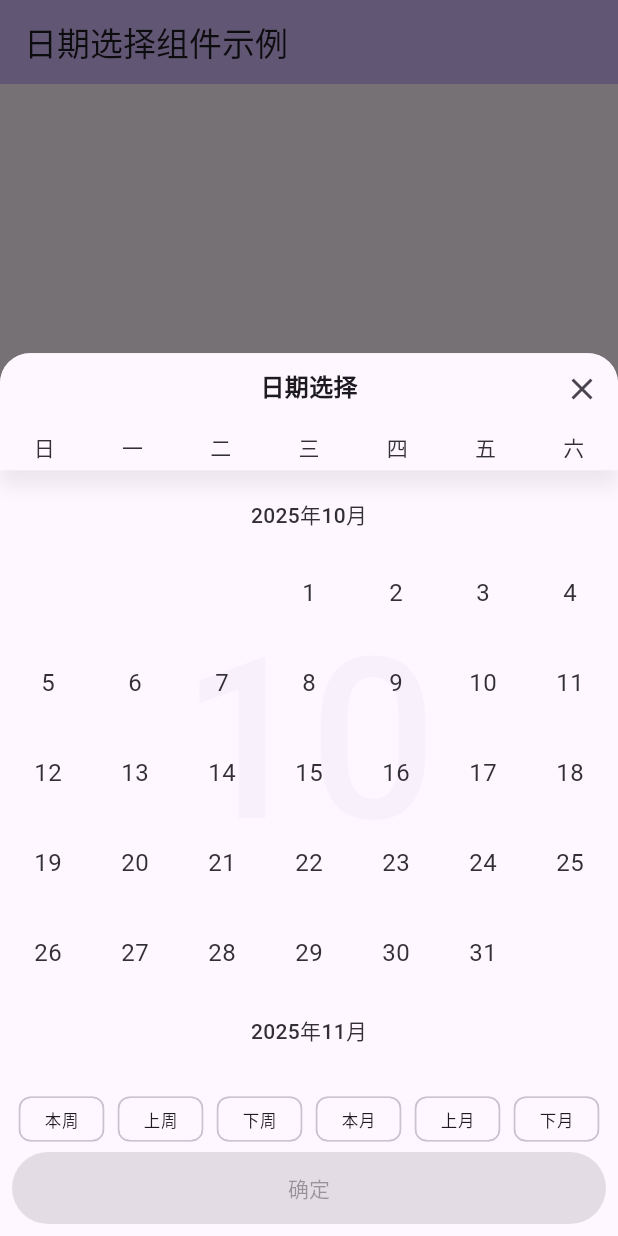
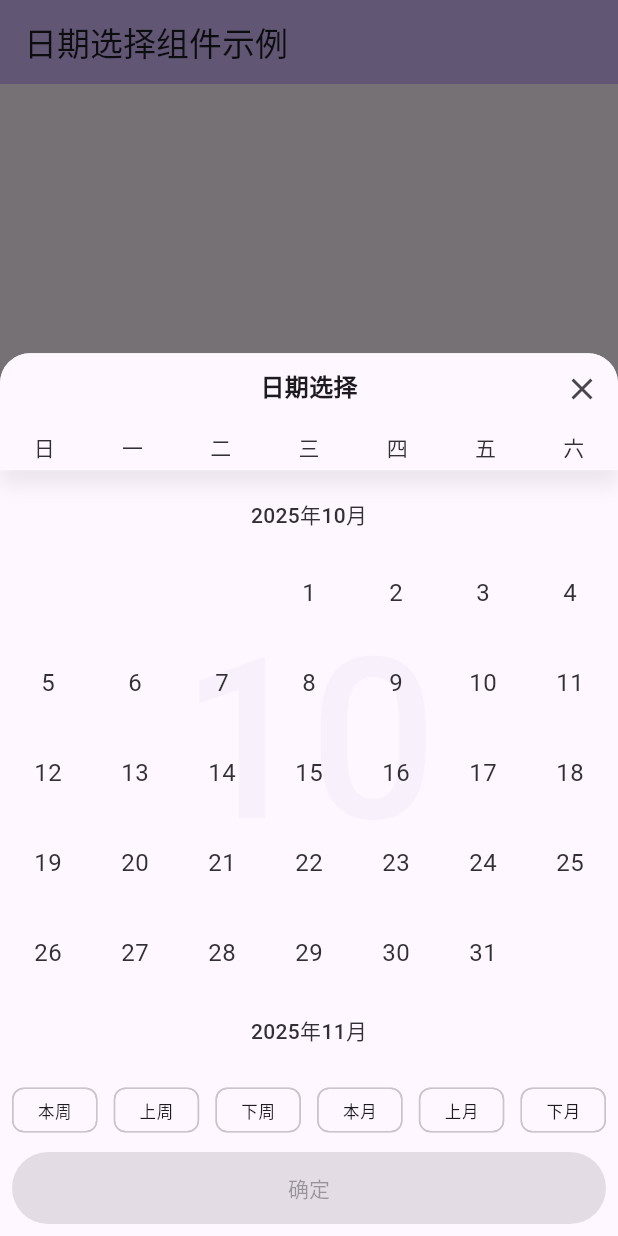
Before and after one commit to knight-L/y_calendar, a Flutter app: the screen it shows after launch, after a tap on "范围选择", on a phone screen of 412 x 824 dp. Run offline on Flutter 3.47's test engine with Material 3 defaults, Android fonts, the phone set to English and light mode, and no system bars.

Commit message:
feat：自定义预设

```diff
--- a/example/lib/demo1.dart
+++ b/example/lib/demo1.dart
@@ -10,6 +10,17 @@ class Demo1 extends StatelessWidget {
     final data = ValueNotifier("");
     final theme = Theme.of(context);
 
+    final DateTime nowTime = DateTime.now();
+
+    final Map<String, List<DateTime>> presets = {
+      '本周': DateUtil.getThisWeek(nowTime),
+      '上周': DateUtil.getLastWeek(nowTime),
+      '下周': DateUtil.getNextWeek(nowTime),
+      '本月': DateUtil.getThisMonth(nowTime),
+      '上月': DateUtil.getLastMonth(nowTime),
+      '下月': DateUtil.getNextMonth(nowTime),
+    };
+
     return Column(
       children: [
         ValueListenableBuilder<String>(
@@ -21,10 +32,11 @@ class Demo1 extends StatelessWidget {
         ElevatedButton(
           onPressed: () async {
             List<DateTime>? date = await YCalendar<List<DateTime>>(
-              cumFlitter: true,
+              presets: presets,
             ).showBottomSheet(context);
-            data.value =
-                date?.map(DateFormat('yyyy-MM-dd').format).toString() ?? "";
+            if (date != null) {
+              data.value = date.map(DateFormat('yyyy-MM-dd').format).toString();
+            }
           },
           child: Text('范围选择'),
         ),
--- a/example/lib/demo2.dart
+++ b/example/lib/demo2.dart
@@ -7,7 +7,7 @@ class Demo2 extends StatelessWidget {
 
   @override
   Widget build(BuildContext context) {
-    final data = ValueNotifier("");
+    final data = ValueNotifier<String>("");
     final theme = Theme.of(context);
 
     return Column(
@@ -20,7 +20,9 @@ class Demo2 extends StatelessWidget {
         ),
         ElevatedButton(
           onPressed: () async {
-            final date = await YCalendar<DateTime>().showBottomSheet(context);
+            DateTime? date = await YCalendar<DateTime>().showBottomSheet(
+              context,
+            );
             if (date != null) {
               data.value = DateFormat('yyyy-MM-dd').format(date);
             }
--- a/lib/utils/date_util.dart
+++ b/lib/utils/date_util.dart
@@ -1,4 +1,4 @@
-import 'package:intl/intl.dart';
+part of '../y_calendar.dart';
 
 class DateUtil {
   DateUtil._();
@@ -214,7 +214,7 @@ class DateUtil {
   }
 
   /// 获取本周
-  static List<String> getThisWeek(DateTime date) {
+  static List<DateTime> getThisWeek(DateTime date) {
     int current = date.weekday;
     DateTime firstDay = DateTime.fromMillisecondsSinceEpoch(
       date.millisecondsSinceEpoch - (24 * 60 * 60 * 1000 * (current - 1)),
@@ -222,14 +222,11 @@ class DateUtil {
     DateTime lastDay = DateTime.fromMillisecondsSinceEpoch(
       date.millisecondsSinceEpoch + (24 * 60 * 60 * 1000 * (7 - current)),
     );
-    return [
-      DateFormat('yyyy-MM-dd').format(firstDay),
-      DateFormat('yyyy-MM-dd').format(lastDay),
-    ];
+    return [firstDay, lastDay];
   }
 
   /// 获取上周
-  static List<String> getLastWeek(DateTime date) {
+  static List<DateTime> getLastWeek(DateTime date) {
     int current = date.weekday;
     DateTime firstDay = DateTime.fromMillisecondsSinceEpoch(
       date.millisecondsSinceEpoch -
@@ -243,14 +240,11 @@ class DateUtil {
           (24 * 60 * 60 * 1000 * 7),
     );
 
-    return [
-      DateFormat('yyyy-MM-dd').format(firstDay),
-      DateFormat('yyyy-MM-dd').format(lastDay),
-    ];
+    return [firstDay, lastDay];
   }
 
   /// 获取下周
-  static List<String> getNextWeek(DateTime date) {
+  static List<DateTime> getNextWeek(DateTime date) {
     // 当前周的周一
     final thisWeekMonday = date.subtract(Duration(days: date.weekday - 1));
     // 下周周一
@@ -262,30 +256,21 @@ class DateUtil {
     );
 
     final nextWeekSunday = nextWeekStart.add(Duration(days: 6));
-    return [
-      DateFormat('yyyy-MM-dd').format(nextWeekStart),
-      DateFormat('yyyy-MM-dd').format(nextWeekSunday),
-    ];
+    return [nextWeekStart, nextWeekSunday];
   }
 
   /// 获取本月
-  static List<String> getThisMonth(DateTime date) {
+  static List<DateTime> getThisMonth(DateTime date) {
     int year = date.year, month = date.month;
 
-    return [
-      DateFormat('yyyy-MM-dd').format(DateTime(year, month, 1)),
-      DateFormat('yyyy-MM-dd').format(DateTime(year, month + 1, 0)),
-    ];
+    return [DateTime(year, month, 1), DateTime(year, month + 1, 0)];
   }
 
   /// 获取上月
-  static List<String> getLastMonth(DateTime date) {
+  static List<DateTime> getLastMonth(DateTime date) {
     int year = date.year, month = date.month;
 
-    return [
-      DateFormat('yyyy-MM-dd').format(DateTime(year, month - 1, 1)),
-      DateFormat('yyyy-MM-dd').format(DateTime(year, month, 0)),
-    ];
+    return [DateTime(year, month - 1, 1), DateTime(year, month, 0)];
   }
 
   /// 获取本月-截止当天
@@ -299,7 +284,7 @@ class DateUtil {
   }
 
   /// 获取下月
-  static List<String> getNextMonth(DateTime date) {
+  static List<DateTime> getNextMonth(DateTime date) {
     // 下月第一天
     final nextMonthStart = DateTime(date.year, date.month + 1, 1);
     // 下月最后一天 = 下下月第一天 - 1 天
@@ -308,9 +293,6 @@ class DateUtil {
       nextMonthStart.month + 1,
       1,
     ).subtract(Duration(days: 1));
-    return [
-      DateFormat('yyyy-MM-dd').format(nextMonthStart),
-      DateFormat('yyyy-MM-dd').format(nextMonthEnd),
-    ];
+    return [nextMonthStart, nextMonthEnd];
   }
 }
--- a/lib/y_calendar.dart
+++ b/lib/y_calendar.dart
@@ -1,8 +1,11 @@
+library;
 import 'package:flutter/material.dart';
+import 'package:intl/intl.dart';
 
-import 'y_flitter_date.dart';
 import 'y_month_item.dart';
 import 'y_top.dart';
+
+part './utils/date_util.dart';
 
 class YCalendar<T> extends StatefulWidget {
   // 日历标题
@@ -36,7 +39,7 @@ class YCalendar<T> extends StatefulWidget {
   final double height;
 
   // 自定义过滤项
-  final bool? cumFlitter;
+  final Map<String, List<DateTime>>? presets;
 
   const YCalendar({
     super.key,
@@ -50,7 +53,7 @@ class YCalendar<T> extends StatefulWidget {
     this.closeOnClickOverlay = true,
     this.confirmText = "确定",
     this.height = 400.0,
-    this.cumFlitter,
+    this.presets,
   }) : assert(
          T == DateTime || T == List<DateTime>,
          'T 只能是 DateTime 或 List<DateTime>，但传入的是 $T',
@@ -177,7 +180,7 @@ class _YCalendarState<T> extends State<YCalendar<T>> {
                   children: <Widget>[
                     YTop(title: widget.title, round: widget.round),
                     Expanded(
-                      child: Container(
+                      child: Padding(
                         padding: const EdgeInsets.symmetric(vertical: 8.0),
                         child: CustomScrollView(
                           center: sliverAfterKey,
@@ -227,23 +230,31 @@ class _YCalendarState<T> extends State<YCalendar<T>> {
               ),
               Visibility(
                 visible: widget.showConfirm,
-                child: Container(
-                  padding: const EdgeInsets.all(8.0),
+                child: Padding(
+                  padding: const EdgeInsets.fromLTRB(8.0, 0, 8.0, 8.0),
                   child: Column(
+                    spacing: 8.0,
                     crossAxisAlignment: CrossAxisAlignment.stretch,
                     children: [
-                      Visibility(
-                        visible: widget.cumFlitter ?? false,
-                        child: YFlitterDate(
-                          onChange: (val) {
-                            setState(() {
-                              _currentDate =
-                                  val.map((e) => DateTime.parse(e)).toList();
-                              onChange();
-                            });
-                          },
+                      if (widget.presets != null)
+                        Wrap(
+                          alignment: WrapAlignment.spaceBetween,
+                          children: [
+                            ...?widget.presets?.entries.map(
+                              (el) => ActionChip(
+                                label: Text(el.key),
+                                visualDensity: VisualDensity.compact,
+                                labelStyle: theme.textTheme.labelSmall,
+                                onPressed: () {
+                                  setState(() {
+                                    _currentDate = el.value;
+                                    onChange();
+                                  });
+                                },
+                              ),
+                            ),
+                          ],
                         ),
-                      ),
                       FilledButton(
                         style: FilledButton.styleFrom(
                           backgroundColor: color,
--- a/lib/y_flitter_date.dart
+++ /dev/null
@@ -1,45 +0,0 @@
-import 'package:flutter/material.dart';
-import '../utils/date_util.dart';
-
-class YFlitterDate extends StatefulWidget {
-  const YFlitterDate({super.key, this.onChange});
-
-  final ValueChanged<List<String>>? onChange;
-
-  @override
-  State<YFlitterDate> createState() => _YFlitterDateState();
-}
-
-class _YFlitterDateState extends State<YFlitterDate> {
-  final DateTime _nowTime = DateTime.now();
-
-  List<Map> get _tabs => [
-    {'label': '本周', 'value': DateUtil.getThisWeek(_nowTime)},
-    {'label': '上周', 'value': DateUtil.getLastWeek(_nowTime)},
-    {'label': '下周', 'value': DateUtil.getNextWeek(_nowTime)},
-    {'label': '本月', 'value': DateUtil.getThisMonth(_nowTime)},
-    {'label': '上月', 'value': DateUtil.getLastMonth(_nowTime)},
-    {'label': '下月', 'value': DateUtil.getNextMonth(_nowTime)},
-  ];
-
-  @override
-  Widget build(BuildContext context) {
-    final theme = Theme.of(context);
-
-    return GridView.count(
-      shrinkWrap: true,
-      crossAxisCount: 6,
-      childAspectRatio: 1.5,
-      children: List.generate(_tabs.length, (index) {
-        return ActionChip(
-          label: Text(_tabs[index]['label']),
-          visualDensity: VisualDensity.compact,
-          labelStyle: theme.textTheme.labelSmall,
-          onPressed: () {
-            widget.onChange?.call(_tabs[index]['value']);
-          },
-        );
-      }),
-    );
-  }
-}
--- a/pubspec.yaml
+++ b/pubspec.yaml
@@ -1,6 +1,6 @@
 name: y_calendar
-description: "一个美观、易用的 Flutter 日历选择组件，支持单日期选择和日期范围选择。"
-version: 1.0.4
+description: "A beautiful and user-friendly Flutter calendar picker component that supports both single-date and date-range selection."
+version: 1.0.5
 homepage: "https://github.com/knight-L/y_calendar"
 
 environment:
```
Also changed, not shown: demo3.gif (added), 2 other files.
